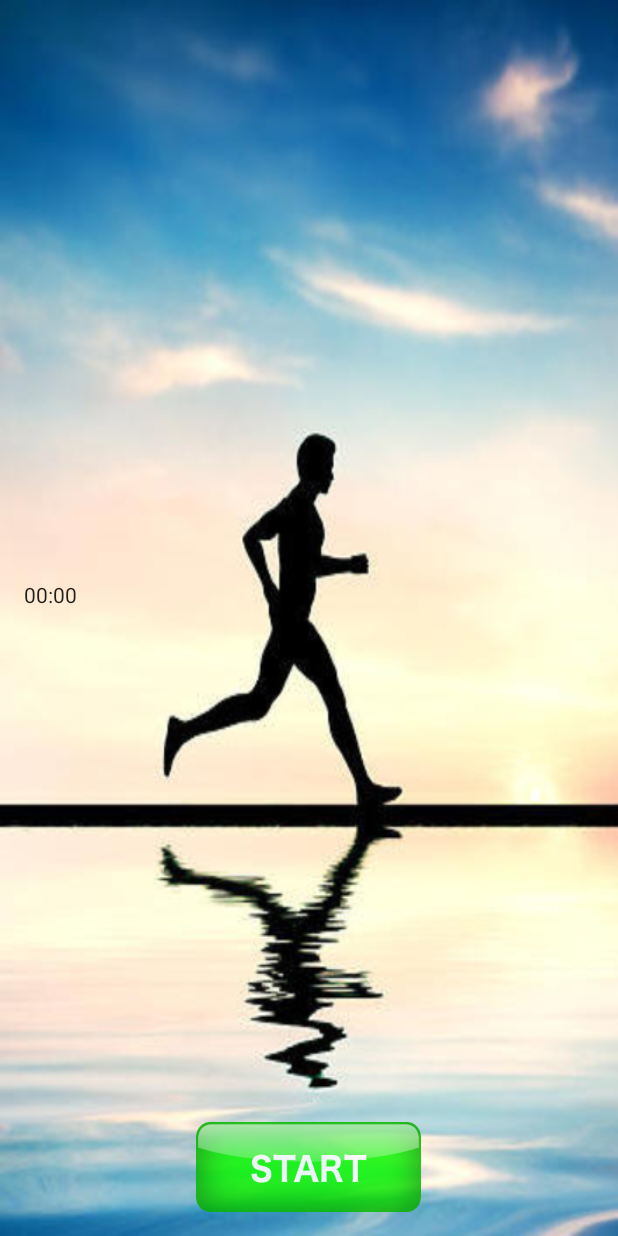
After one commit to johncox515/CS370-Project, an Android app: the Running screen opened directly, with no data from a screen before it, on a phone screen of 412 x 824 dp. The commit adds this screen. Run offline under Robolectric (Android 15) with nearby library versions, the phone set to English and light mode, and no system bars; 2 statements that could not run were skipped.

Commit message:
added more buttons

```diff
--- a/Motion/mobile/src/main/AndroidManifest.xml
+++ b/Motion/mobile/src/main/AndroidManifest.xml
@@ -23,6 +23,11 @@
             android:label="@string/title_activity_settings"
             android:theme="@style/AppTheme.NoActionBar" >
         </activity>
+        <activity
+            android:name=".Running"
+            android:label="@string/title_activity_running"
+            android:theme="@style/AppTheme.NoActionBar" >
+        </activity>
     </application>
 
 </manifest>
--- /dev/null
+++ b/Motion/mobile/src/main/java/edu/sonoma/cs370/motion/Running.java
@@ -0,0 +1,33 @@
+package edu.sonoma.cs370.motion;
+
+import android.os.Bundle;
+import android.support.design.widget.Snackbar;
+import android.support.v7.app.AppCompatActivity;
+import android.support.v7.widget.Toolbar;
+import android.view.View;
+import android.widget.Chronometer;
+import android.widget.Button;
+
+public class Running extends AppCompatActivity {
+
+    Chronometer chronometer;
+
+
+    @Override
+    protected void onCreate(Bundle savedInstanceState) {
+        super.onCreate(savedInstanceState);
+        setContentView(R.layout.activity_running);
+
+        Button btn_start = (Button) findViewById(R.id.btn_start);
+        btn_start.setOnClickListener(new View.OnClickListener() {
+            @Override
+            public void onClick(View v) {
+                chronometer.start();
+            }
+        });
+
+        chronometer = (Chronometer)findViewById(R.id.chronometer);
+
+    }
+
+}
--- a/Motion/mobile/src/main/res/layout/activity_main.xml
+++ b/Motion/mobile/src/main/res/layout/activity_main.xml
@@ -6,6 +6,12 @@
     android:layout_height="match_parent" android:fitsSystemWindows="true"
     tools:context=".MainActivity">
 
+    <android.support.design.widget.AppBarLayout android:layout_height="wrap_content"
+        android:layout_width="match_parent" android:theme="@style/AppTheme.AppBarOverlay">
+
+    </android.support.design.widget.AppBarLayout>
+
+
     <include layout="@layout/content_main" />
 
 
--- /dev/null
+++ b/Motion/mobile/src/main/res/layout/activity_running.xml
@@ -0,0 +1,14 @@
+<?xml version="1.0" encoding="utf-8"?>
+<android.support.design.widget.CoordinatorLayout
+    xmlns:android="http://schemas.android.com/apk/res/android"
+    xmlns:app="http://schemas.android.com/apk/res-auto"
+    xmlns:tools="http://schemas.android.com/tools" android:layout_width="match_parent"
+    android:layout_height="match_parent" android:fitsSystemWindows="true"
+    tools:context="edu.sonoma.cs370.motion.Running">
+
+
+
+    <include layout="@layout/content_running" />
+
+
+</android.support.design.widget.CoordinatorLayout>
--- /dev/null
+++ b/Motion/mobile/src/main/res/layout/content_running.xml
@@ -0,0 +1,29 @@
+<?xml version="1.0" encoding="utf-8"?>
+<RelativeLayout xmlns:android="http://schemas.android.com/apk/res/android"
+    xmlns:tools="http://schemas.android.com/tools"
+    xmlns:app="http://schemas.android.com/apk/res-auto" android:layout_width="match_parent"
+    android:layout_height="match_parent" android:paddingLeft="@dimen/activity_horizontal_margin"
+    android:paddingRight="@dimen/activity_horizontal_margin"
+    android:paddingTop="@dimen/activity_vertical_margin"
+    android:paddingBottom="@dimen/activity_vertical_margin"
+    app:layout_behavior="@string/appbar_scrolling_view_behavior"
+    tools:showIn="@layout/activity_running" tools:context="edu.sonoma.cs370.motion.Running"
+    android:background="@drawable/background">
+
+    <ImageButton
+        android:layout_width="150dp"
+        android:layout_height="60dp"
+        android:id="@+id/btn_start"
+        android:layout_alignParentBottom="true"
+        android:layout_centerHorizontal="true"
+        android:background="@drawable/startbutton"
+        android:alpha=".85" />
+
+    <Chronometer
+        android:layout_width="50dp"
+        android:layout_height="50dp"
+        android:id="@+id/chronometer"
+        android:layout_centerVertical="true"
+        android:layout_alignLeft="@+id/imageButton"
+        android:layout_alignStart="@+id/imageButton" />
+</RelativeLayout>
--- a/Motion/mobile/src/main/res/layout/content_settings.xml
+++ b/Motion/mobile/src/main/res/layout/content_settings.xml
@@ -16,7 +16,7 @@
         android:text=""
         android:id="@+id/settings"
         android:alpha=".75"
-        android:background="@drawable/mybodysettings2"
+        android:background="@drawable/mybody"
     />
 
 
--- a/Motion/mobile/src/main/res/values/strings.xml
+++ b/Motion/mobile/src/main/res/values/strings.xml
@@ -2,4 +2,5 @@
     <string name="app_name">Motion</string>
     <string name="action_settings">Settings</string>
     <string name="title_activity_settings">Settings</string>
+    <string name="title_activity_running">Running</string>
 </resources>
```
Also changed, not shown: Motion/mobile/src/main/res/drawable/drawable.xml (deleted, +0 -12 lines), Motion/mobile/src/main/res/layout/content_main.xml (+14 -4 lines), Motion/mobile/src/main/res/drawable/calories.png (added), Motion/mobile/src/main/res/drawable/mybody.png (added), Motion/mobile/src/main/res/drawable/mybodysettings.png (deleted), Motion/mobile/src/main/res/drawable/placeholder.png (added), Motion/mobile/src/main/res/drawable/settingsbutton.png (deleted), Motion/mobile/src/main/res/drawable/startactivitybutton2.png (deleted), Motion/mobile/src/main/res/drawable/startbutton.png (added), Motion/mobile/src/main/res/drawable/stopbutton.png (added).
